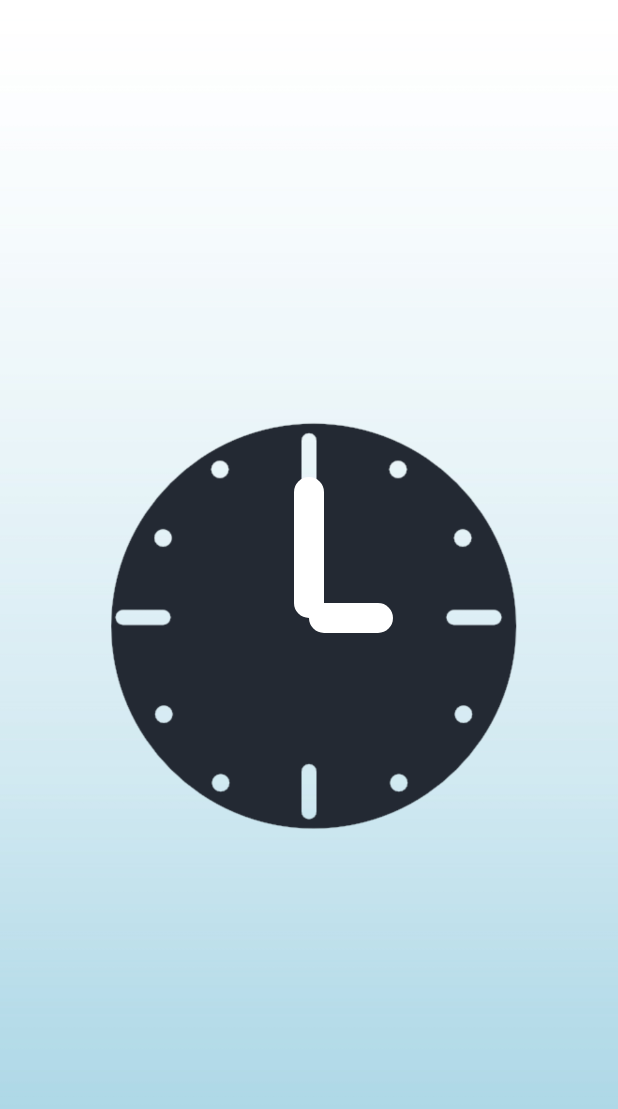
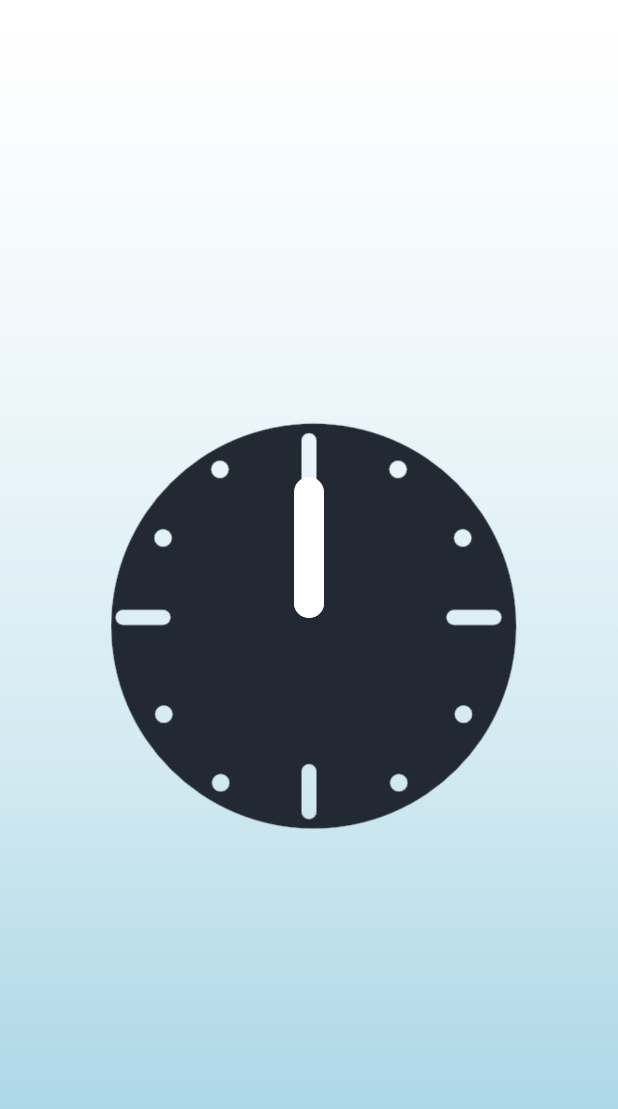
Before and after one commit to Kinroadzxc/Feelit, an Android app: the AlarmActivity screen opened directly, with no data from a screen before it, on a phone screen of 412 x 824 dp. Shown: the top 1109 px of the screen. Run offline under Robolectric (Android 15) with nearby library versions, the phone set to English and light mode, and no system bars.

Commit message:
The first version.

```diff
--- a/app/src/main/java/com/kinroad/feelit/ClockView.java
+++ b/app/src/main/java/com/kinroad/feelit/ClockView.java
@@ -30,8 +30,10 @@ public class ClockView extends View {
         screenHeight = displayMetrics.heightPixels;
         width = (int) (displayMetrics.density * 300);
         heihgt = width;
-        hour = new RectF(width/2-15, (int)(heihgt*3/16), width/2+15, heihgt/2);
-        minute = new RectF(width/2, heihgt/2-15, (int)(width*11/16), heihgt/2+15);
+        hour = new RectF(width/2-15, heihgt*6/16,
+                width/2+15, heihgt/2);
+        minute = new RectF(width/2-15, heihgt*3/16,
+                width/2+15, heihgt/2);
     }
 
     @Override
```
